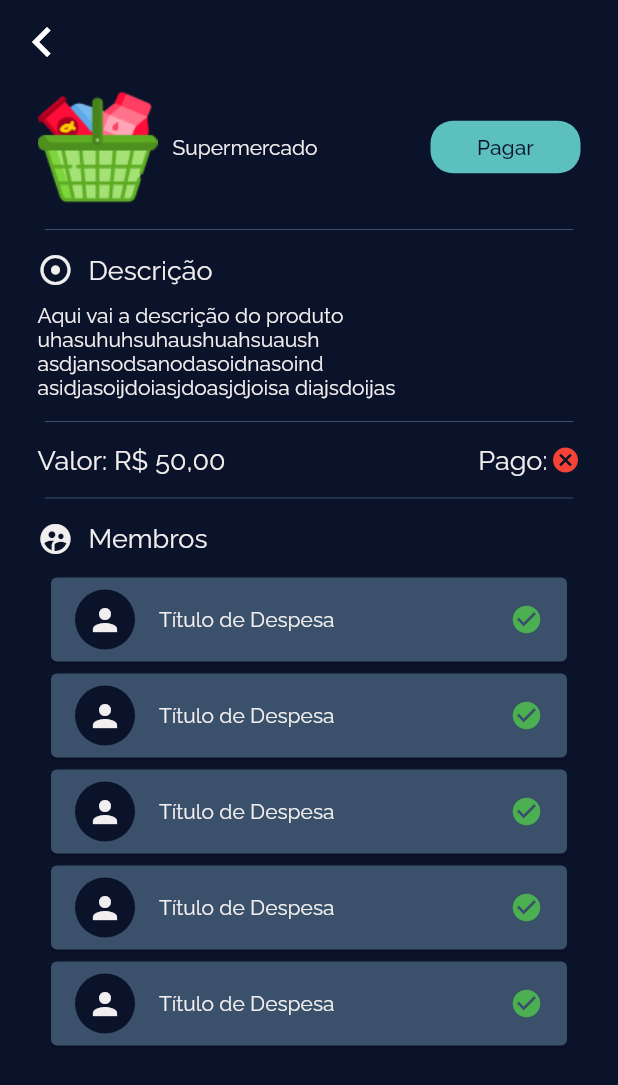
After one commit to lhleonardo/trabalho-android, a Flutter app: the AccountDetails screen opened by its route, on a phone screen of 412 x 824 dp. The commit adds this screen. Shown: the top 1085 px of the screen. Run offline on Flutter 3.47's test engine with Material 2 defaults, Android fonts, the phone set to English and light mode, and no system bars; our stand-ins replace cloud_firestore, curved_navigation_bar, firebase_auth, firebase_core, mask_text_input_formatter, progress_dialog; accounts and stored records are empty.

Commit message:
Detalhes da conta

```diff
--- a/trabalho/lib/main.dart
+++ b/trabalho/lib/main.dart
@@ -1,5 +1,6 @@
 import 'package:flutter/material.dart';
 import 'package:provider/provider.dart';
+import 'package:trabalho/pages/dashboard/account_details_page.dart';
 import 'package:trabalho/pages/home/enter_house_page.dart';
 import 'package:trabalho/pages/home/home_page.dart';
 import 'package:trabalho/pages/home/welcome_page.dart';
@@ -40,6 +41,7 @@ class MyApp extends StatelessWidget {
           Routes.enterHousePage: (_) => EnterHousePage(),
           Routes.errorPage: (_) => ErrorPage(),
           Routes.wrapper: (_) => Wrapper(),
+          Routes.accountDetails: (_) => AccountDetails(),
         },
       ),
     );
--- /dev/null
+++ b/trabalho/lib/pages/dashboard/account_details_page.dart
@@ -0,0 +1,166 @@
+import 'package:flutter/material.dart';
+import './widget/membersAccount_widget.dart';
+
+class AccountDetails extends StatelessWidget {
+  @override
+  Widget build(BuildContext context) {
+    return Scaffold(
+      backgroundColor: Theme.of(context).backgroundColor,
+      body: SafeArea(
+        child: SingleChildScrollView(
+          child: Column(
+            children: <Widget>[
+              Container(
+                margin: const EdgeInsets.only(right: 10),
+                child: Align(
+                  alignment: Alignment.topLeft,
+                  child: IconButton(
+                    icon: const Icon(
+                      Icons.chevron_left,
+                      color: Colors.white,
+                      size: 40,
+                    ),
+                    onPressed: () {},
+                  ),
+                ),
+              ),
+              SizedBox(
+                height: 10,
+              ),
+              Container(
+                margin: EdgeInsets.only(left: 25, right: 25),
+                child: Column(
+                  children: <Widget>[
+                    Row(
+                      mainAxisAlignment: MainAxisAlignment.spaceBetween,
+                      children: <Widget>[
+                        Row(
+                          children: <Widget>[
+                            Image(
+                              image:
+                                  AssetImage('assets/icons/icon_mercado.png'),
+                              height: 80,
+                              width: 80,
+                            ),
+                            SizedBox(
+                              width: 10,
+                            ),
+                            Text(
+                              'Supermercado',
+                              style: Theme.of(context).textTheme.caption,
+                            )
+                          ],
+                        ),
+                        Container(
+                          height: 35,
+                          width: 100,
+                          decoration: BoxDecoration(
+                              borderRadius:
+                                  BorderRadius.all(Radius.circular(15)),
+                              color: Theme.of(context).accentColor),
+                          child: FlatButton(
+                            child: Text('Pagar',
+                                style: TextStyle(
+                                    color: Theme.of(context).backgroundColor,
+                                    fontSize: 14),
+                                textAlign: TextAlign.center),
+                            onPressed: () {},
+                          ),
+                        )
+                      ],
+                    ),
+                    Divider(
+                      height: 30,
+                      color: Theme.of(context).primaryColor,
+                      indent: 5,
+                      endIndent: 5,
+                    ),
+                    Row(
+                      children: <Widget>[
+                        const Icon(
+                          Icons.adjust,
+                          color: Color.fromRGBO(240, 238, 238, 1),
+                        ),
+                        const SizedBox(
+                          width: 10,
+                        ),
+                        Text('Descrição',
+                            style: Theme.of(context).textTheme.subtitle1),
+                      ],
+                    ),
+                    SizedBox(
+                      height: 10,
+                    ),
+                    Container(
+                      child: Text(
+                        'Aqui vai a descrição do produto uhasuhuhsuhaushuahsuaush asdjansodsanodasoidnasoind asidjasoijdoiasjdoasjdjoisa diajsdoijas',
+                        style: Theme.of(context).textTheme.caption,
+                        textAlign: TextAlign.start,
+                      ),
+                    ),
+                    Divider(
+                      height: 30,
+                      color: Theme.of(context).primaryColor,
+                      indent: 5,
+                      endIndent: 5,
+                    ),
+                    Row(
+                      mainAxisAlignment: MainAxisAlignment.spaceBetween,
+                      children: <Widget>[
+                        Text('Valor: R\$ 50,00',
+                            style: Theme.of(context).textTheme.subtitle1),
+                        Row(
+                          children: <Widget>[
+                            Text("Pago:",
+                                style: Theme.of(context).textTheme.subtitle1),
+                            SizedBox(
+                              width: 2,
+                            ),
+                            Icon(
+                              Icons.cancel,
+                              color: Colors.red,
+                              size: 20,
+                            )
+                          ],
+                        )
+                      ],
+                    ),
+                    Divider(
+                      height: 30,
+                      color: Theme.of(context).primaryColor,
+                      indent: 5,
+                      endIndent: 5,
+                    ),
+
+                    Row(
+                      children: <Widget>[
+                        const Icon(
+                          Icons.supervised_user_circle,
+                          color: Color.fromRGBO(240, 238, 238, 1),
+                        ),
+                        const SizedBox(
+                          width: 10,
+                        ),
+                        Text('Membros',
+                            style: Theme.of(context).textTheme.subtitle1),
+                      ],
+                    ),
+                    Container(
+                      margin: const EdgeInsets.only(top: 10, left: 5, right: 5),
+                      child: Column(
+                        children: List.generate(
+                          5,
+                          (index) => MemberAccountWidget(),
+                        ),
+                      ),
+                    ),
+                  ],
+                ),
+              ),
+            ],
+          ),
+        ),
+      ),
+    );
+  }
+}
--- a/trabalho/lib/pages/dashboard/card_list.dart
+++ b/trabalho/lib/pages/dashboard/card_list.dart
@@ -1,4 +1,5 @@
 import 'package:flutter/material.dart';
+import '../../routes/routes.dart';
 
 class CardList extends StatelessWidget {
   //final Planet planet;
@@ -86,7 +87,8 @@ class CardList extends StatelessWidget {
       height: 120.0,
       margin: const EdgeInsets.only(top: 16.0, bottom: 8.0),
       child: FlatButton(
-        // onPressed: () => _navigateTo(context, planet.id),
+        //onPressed: () => _navigateTo(context),
+        onPressed: () => Navigator.pushNamed(context,Routes.accountDetails),
 
         child: Stack(
           children: <Widget>[
@@ -99,12 +101,8 @@ class CardList extends StatelessWidget {
   }
 
   /*
-  _navigateTo(context, String id) {
-    Routes.navigateTo(
-      context,
-      '/detail/${planet.id}',
-      transition: TransitionType.fadeIn
-    );
+  _navigateTo(context) {
+    Navigator.pushNamed(, Routes.welcomePage);
   }
   */
 }
--- /dev/null
+++ b/trabalho/lib/pages/dashboard/widget/membersAccount_widget.dart
@@ -0,0 +1,18 @@
+import 'package:flutter/material.dart';
+
+class MemberAccountWidget extends StatelessWidget {
+  @override
+  Widget build(BuildContext context) {
+    return Card(
+      color: Theme.of(context).primaryColor,
+      child: const ListTile(
+        leading:CircleAvatar(child: Icon(Icons.person, color:Color.fromRGBO(240, 238, 238, 1)), backgroundColor:Color.fromRGBO(11, 19, 43, 1) ,),
+        title: Text('Título de Despesa', style: TextStyle(
+          color:Color.fromRGBO(240, 238, 238, 1),
+          fontSize: 14
+        )),
+        trailing: Icon(Icons.check_circle, color: Colors.green, size: 22,),
+      ),
+    );
+  }
+}
--- a/trabalho/lib/pages/home/home_page.dart
+++ b/trabalho/lib/pages/home/home_page.dart
@@ -1,6 +1,7 @@
 import 'package:curved_navigation_bar/curved_navigation_bar.dart';
 import 'package:flutter/material.dart';
 import 'package:provider/provider.dart';
+import 'package:trabalho/pages/dashboard/account_details_page.dart';
 import 'package:trabalho/pages/home/welcome_page.dart';
 import 'package:trabalho/providers/member_provider.dart';
 import 'package:trabalho/services/auth.dart';
--- a/trabalho/lib/routes/routes.dart
+++ b/trabalho/lib/routes/routes.dart
@@ -5,6 +5,7 @@ class Routes {
   static const welcomePage = '/welcome-page';
   static const enterHousePage = '/enter-house-page';
   static const errorPage = '/error';
+  static const accountDetails = '/account-details';
 
   static const homePage = '/home';
   static const loginPage = '/login';
```
Also changed, not shown: trabalho/pubspec.lock.
